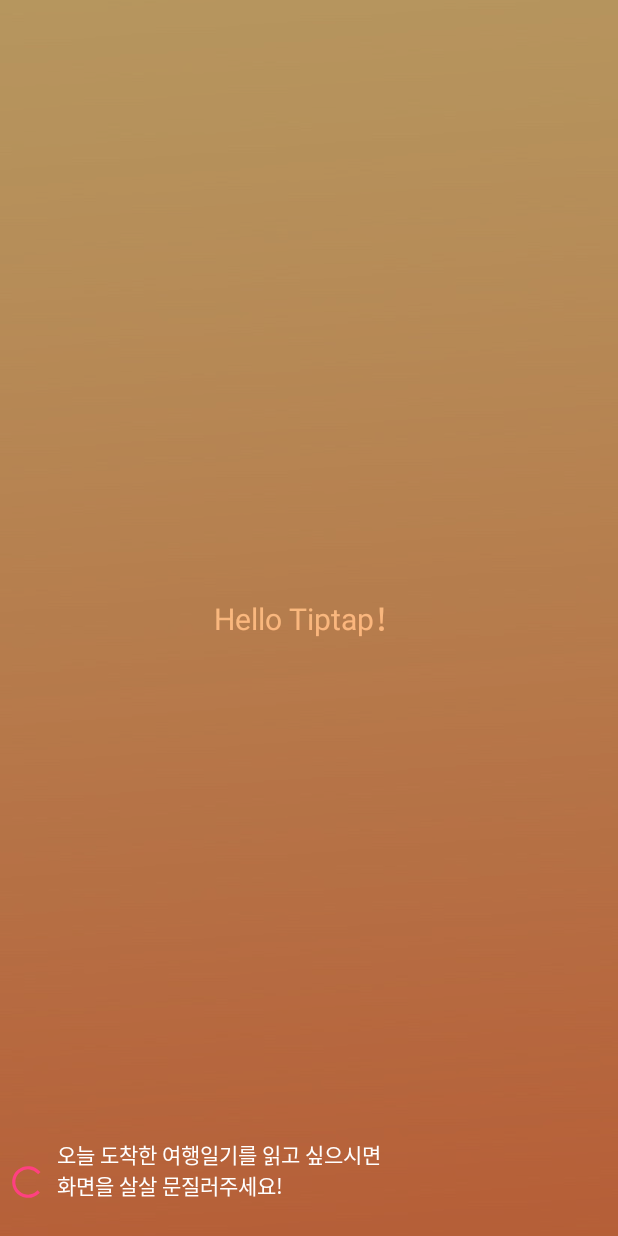
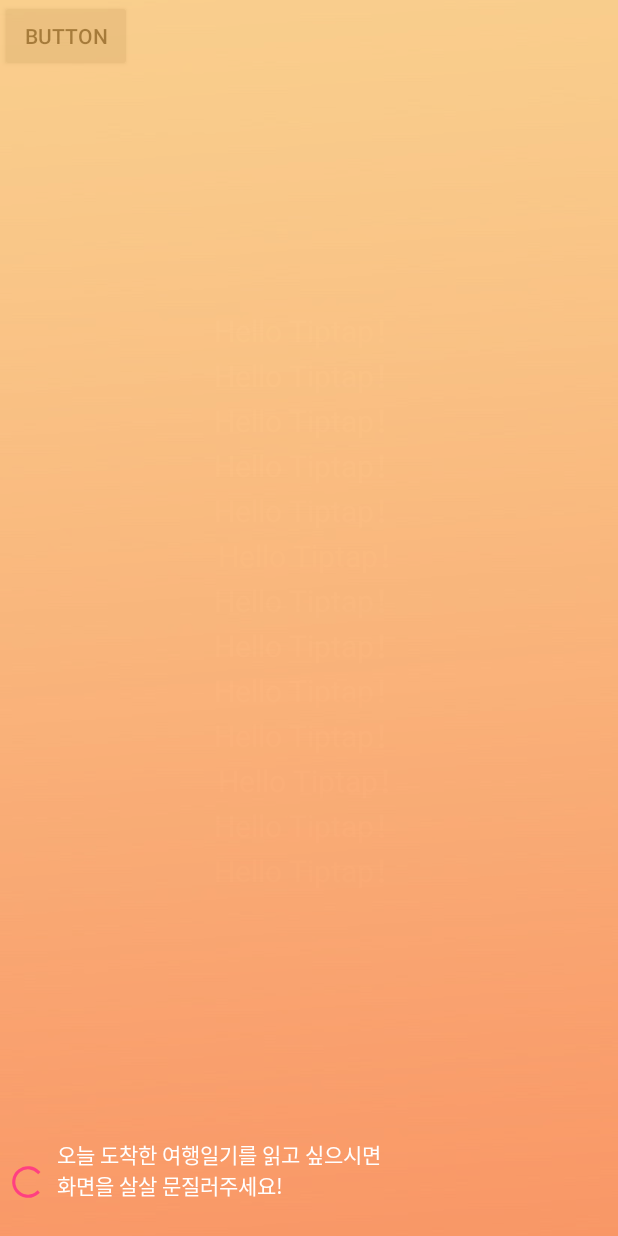
Before and after one commit to Carrierr/TipTap_Android, an Android app: the layout fragment_scratch.xml on its own in the app's theme, with its tools: preview values and no code run, on a phone screen of 412 x 824 dp. Run offline under Robolectric (Android 15) with nearby library versions, the phone set to English and light mode, and no system bars.

Commit message:
#31-어느정도 Scratch 하면 자동으로 ScratchView가 Fadeout되는 기능 구현

```diff
--- a/app/src/main/java/me/tiptap/tiptap/scratch/ScratchCard.java
+++ b/app/src/main/java/me/tiptap/tiptap/scratch/ScratchCard.java
@@ -16,6 +16,7 @@
  */
 package me.tiptap.tiptap.scratch;
 
+import android.annotation.SuppressLint;
 import android.content.Context;
 import android.graphics.Bitmap;
 import android.graphics.BitmapFactory;
@@ -56,7 +57,7 @@ public class ScratchCard extends TextView {
 
     private float mX, mY;
     private static final float TOUCH_TOLERANCE = 4;
-
+    public static Bitmap scratchBitmap;
     /**
      * Bitmap holding the scratch region.
      */
@@ -80,7 +81,7 @@ public class ScratchCard extends TextView {
     /**
      * Paint properties for drawing the scratch area.
      */
-    private Paint mBitmapPaint;
+    public static Paint mBitmapPaint;
 
 
     /**
@@ -165,9 +166,10 @@ public class ScratchCard extends TextView {
         mBitmapPaint = new Paint(Paint.DITHER_FLAG);
         mBitmapPaint.setAlpha(160);
 
-        Bitmap scratchBitmap = BitmapFactory.decodeResource(getResources(), R.drawable.orange);
+        scratchBitmap = BitmapFactory.decodeResource(getResources(), R.drawable.orange);
         mDrawable = new BitmapDrawable(getResources(), scratchBitmap);
         mDrawable.setTileModeXY(Shader.TileMode.REPEAT, Shader.TileMode.REPEAT);
+
     }
 
     @Override
@@ -290,9 +292,10 @@ public class ScratchCard extends TextView {
     }
 
     public boolean isRevealed() {
-        return mRevealPercent == 1;
+        return mRevealPercent == 0.5;
     }
 
+    @SuppressLint("StaticFieldLeak")
     private void checkRevealed() {
 
         if(! isRevealed() && mRevealListener != null) {
@@ -347,6 +350,7 @@ public class ScratchCard extends TextView {
                         // if now revealed.
                         if( isRevealed()) {
                             mRevealListener.onRevealed(ScratchCard.this);
+
                         }
                     }
                 }
@@ -443,4 +447,7 @@ public class ScratchCard extends TextView {
 
         return new int[] {left, top, left + width, top + height};
     }
+
+
+
 }
--- a/app/src/main/res/layout/activity_diary_writing.xml
+++ b/app/src/main/res/layout/activity_diary_writing.xml
@@ -60,7 +60,7 @@
                 android:adjustViewBounds="true"/>
 
             <EditText
-                android:id="@+id/diary_write"
+                android:id="@+id/edit_diary_write"
                 android:layout_width="match_parent"
                 android:layout_height="match_parent"
                 android:layout_below = "@+id/img_myPicture"
--- a/app/src/main/res/layout/fragment_scratch.xml
+++ b/app/src/main/res/layout/fragment_scratch.xml
@@ -9,9 +9,17 @@
         android:layout_width = "match_parent"
         android:layout_height = "match_parent"
         android:orientation = "vertical">
+        <RelativeLayout
+            android:layout_width="match_parent"
+            android:layout_height="match_parent">
+            <Button
+                android:layout_width="wrap_content"
+                android:layout_height="wrap_content"
+                android:text = "button"/>
+        </RelativeLayout>
 
         <FrameLayout
-            android:id="@+id/container"
+            android:id="@+id/layout_container"
             android:layout_width="match_parent"
             android:layout_height="match_parent">
 
@@ -19,13 +27,13 @@
                 android:id="@+id/scratch"
                 android:layout_width="match_parent"
                 android:layout_height="match_parent"
-                android:background="#c5123456"
+                android:background="#00000000"
                 android:gravity="center"
                 android:paddingBottom="50dp"
                 android:paddingLeft="20dp"
                 android:paddingRight="20dp"
                 android:paddingTop="50dp"
-                android:text="Hello Tiptap！"
+                android:text="@string/scratch_text"
                 android:textColor="#ffffff"
                 android:textSize="20sp" />
         </FrameLayout>
--- a/app/src/main/res/values/strings.xml
+++ b/app/src/main/res/values/strings.xml
@@ -1,4 +1,10 @@
 <resources>
     <string name="app_name">TipTap</string>
     <string name="google_maps_key">AIzaSyDA2Fujc6k5qulgkxF_HcGG8n6pGEX1ZiA</string>
+    <string name="scratch_text">Hello Tiptap！\nHello Tiptap！\nHello Tiptap！\nHello Tiptap！\nHello Tiptap！\n
+                            Hello Tiptap！\nHello Tiptap！\nHello Tiptap！\nHello Tiptap！\nHello Tiptap！\n
+                            Hello Tiptap！\nHello Tiptap！\nHello Tiptap！\n</string>
+    <string name="location_confirm">위치확인</string>
+    <string name="ok">확인</string>
+    <string name="cancle">취소</string>
 </resources>
```
Also changed, not shown: app/src/main/java/me/tiptap/tiptap/diarywriting/DiaryWritingActivity.kt (+10 -11 lines), app/src/main/java/me/tiptap/tiptap/scratch/ScratchFragment.kt (+20 -0 lines).
